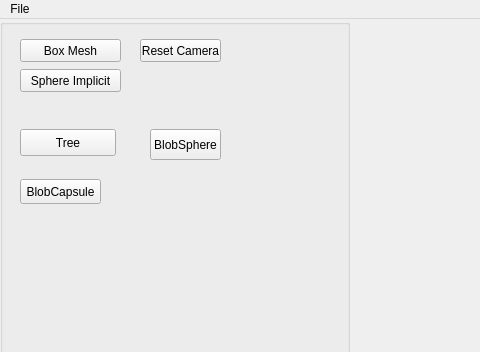
Above: AppTinyMesh/UI/interface.ui from Slyphero/TinyMesh_Fork before the change; both pictures show x 0 to 480 and y 0 to 352 of the 1200 by 1000 pixel window. Below: the same form after it.
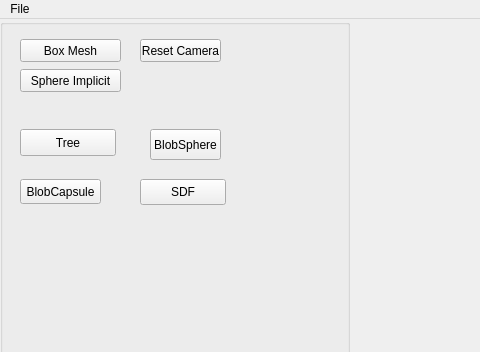
That is the form after the change.

```diff
--- a/AppTinyMesh/UI/interface.ui
+++ b/AppTinyMesh/UI/interface.ui
@@ -41,14 +41,6 @@
        <property name="enabled">
         <bool>true</bool>
        </property>
-       <property name="geometry">
-        <rect>
-         <x>60</x>
-         <y>20</y>
-         <width>350</width>
-         <height>978</height>
-        </rect>
-       </property>
        <property name="sizePolicy">
         <sizepolicy hsizetype="Fixed" vsizetype="Minimum">
          <horstretch>0</horstretch>
@@ -179,6 +171,19 @@
          <string>BlobCapsule</string>
         </property>
        </widget>
+      <widget class="QPushButton" name="showSDF">
+       <property name="geometry">
+        <rect>
+         <x>140</x>
+         <y>160</y>
+         <width>86</width>
+         <height>26</height>
+        </rect>
+       </property>
+       <property name="text">
+        <string>SDF</string>
+       </property>
+      </widget>
       </widget>
     </item>
     <item>
```
Left out of the diff: 2 changed lines with no effect on the pictures. Lines whose indentation alone changed are shown as unchanged.
